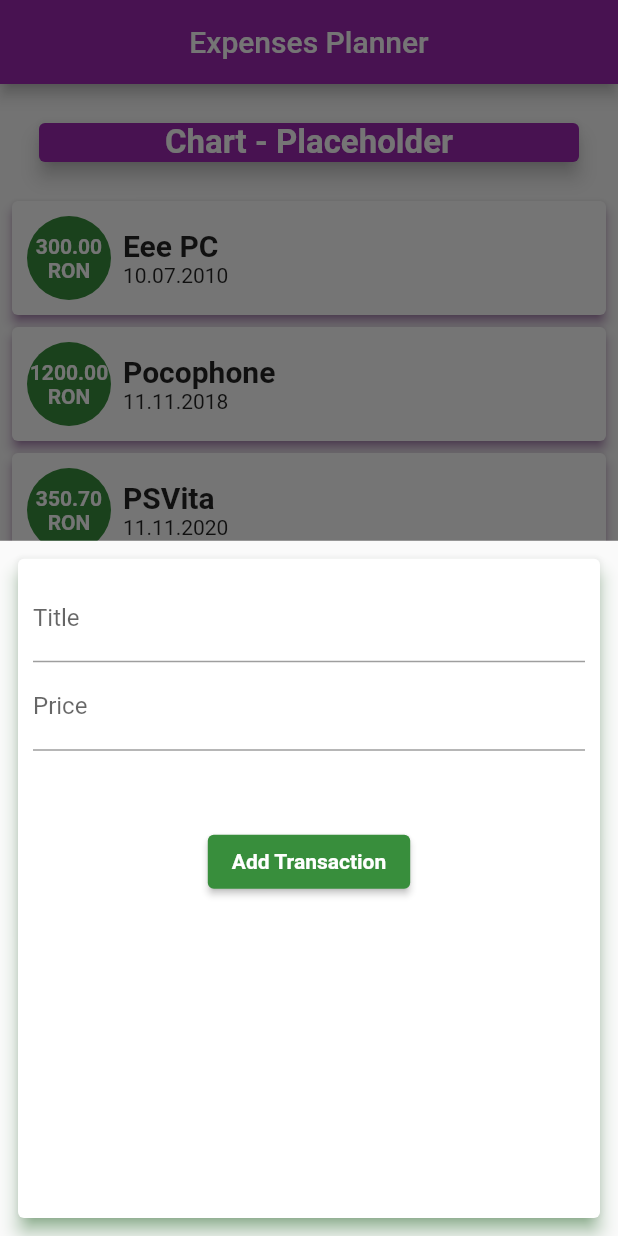
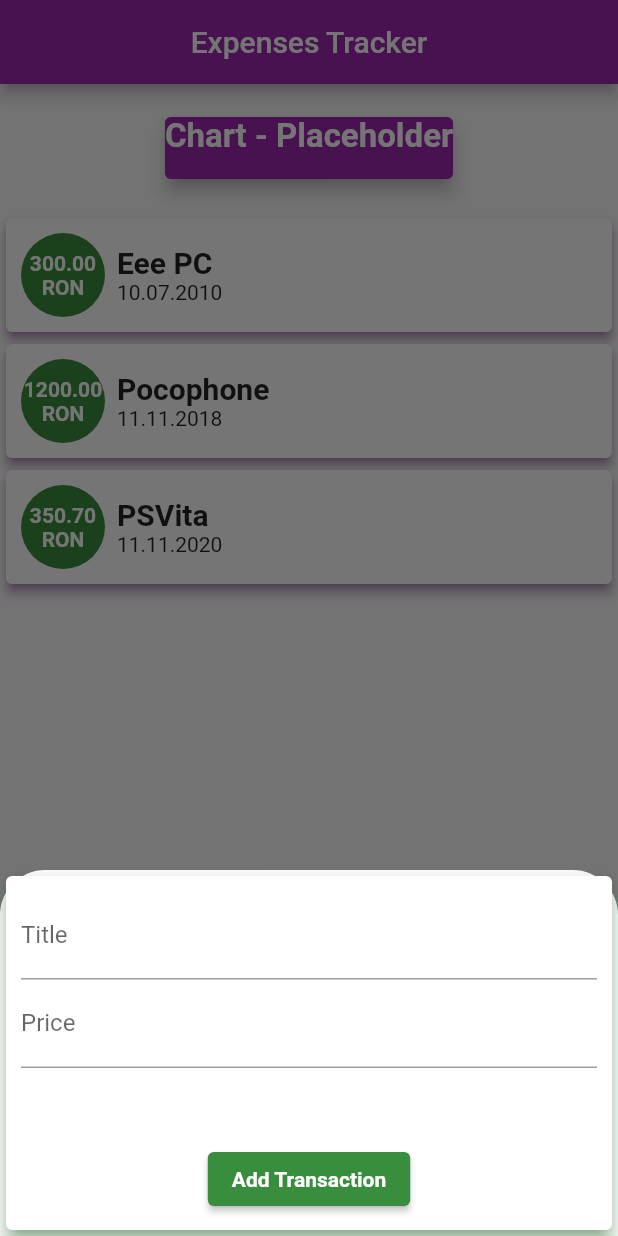
Before and after one commit to seco560/expense_planner, a Flutter app: the screen it shows after launch, after a tap on the "add" icon, on a phone screen of 412 x 824 dp. Run offline on Flutter 3.47's test engine with Material 2 defaults, Android fonts, the phone set to English and light mode, and no system bars.

Commit message:
[Add] Border to modal sheet

```diff
--- a/lib/main.dart
+++ b/lib/main.dart
@@ -8,8 +8,6 @@ void main() {
   runApp(const ExpensePlannerMainView());
 }
 
-// TODO Move all the state related stuff from transaction container to here
-// (no way around it in order to have the modal bottom sheet working properly)
 class ExpensePlannerMainView extends StatefulWidget {
   const ExpensePlannerMainView({Key? key}) : super(key: key);
 
@@ -54,6 +52,7 @@ class _ExpensePlannerMainViewState extends State<ExpensePlannerMainView> {
     double price = double.parse(priceController.text);
     DateTime timestamp = DateTime.now();
 
+    // create and add transaction to list
     final ExpenseTransaction newTransaction = ExpenseTransaction(
       id: id,
       title: title,
@@ -65,21 +64,43 @@ class _ExpensePlannerMainViewState extends State<ExpensePlannerMainView> {
       _userTransactions.add(newTransaction);
     });
 
+    // clear text and exit modal bottom sheet
     titleController.clear();
     priceController.clear();
-    FocusScope.of(ctx).requestFocus(FocusNode());
+    Navigator.pop(ctx);
   }
 
   void startAddNewTransaction(BuildContext ctx) {
-    showModalBottomSheet(
+    showModalBottomSheet<dynamic>(
+      shape: const RoundedRectangleBorder(
+        borderRadius: BorderRadius.only(
+          topLeft: Radius.circular(30.0),
+          topRight: Radius.circular(30.0),
+        ),
+      ),
+      isScrollControlled: true,
       context: ctx,
-      builder: (ctx) => Container(
-        padding: const EdgeInsets.all(8.0),
+      builder: (ctx) => Wrap(
+        children: <Widget>[
+          Padding(
+            padding: MediaQuery.of(ctx).viewInsets,
+            child: Container(
+              decoration: const ShapeDecoration(
+                shape: RoundedRectangleBorder(
+                  borderRadius: BorderRadius.only(
+                    topLeft: Radius.circular(30.0),
+                    topRight: Radius.circular(30.0),
+                  ),
+                ),
+              ),
               child: AddTransactionWidget(
                 titleController: titleController,
                 priceController: priceController,
                 addTransactionCallback: () => addNewExpense(ctx),
               ),
+            ),
+          ),
+        ],
       ),
     );
   }
@@ -87,12 +108,13 @@ class _ExpensePlannerMainViewState extends State<ExpensePlannerMainView> {
   @override
   Widget build(BuildContext context) {
     return MaterialApp(
+      title: "Expenses Tracker",
       debugShowCheckedModeBanner: false,
       color: Colors.purple,
       theme: ThemeData(primarySwatch: Colors.purple),
       home: Scaffold(
         appBar: AppBar(
-          title: const Text("Expenses Planner"),
+          title: const Text("Expenses Tracker"),
           centerTitle: true,
         ),
         floatingActionButton: Builder(
@@ -102,10 +124,11 @@ class _ExpensePlannerMainViewState extends State<ExpensePlannerMainView> {
           ),
         ),
         floatingActionButtonLocation: FloatingActionButtonLocation.centerFloat,
-        body: ListView(
-          padding: const EdgeInsets.all(4.0),
+        body: Column(
           children: <Widget>[
-            const Card(
+            const Expanded(
+              flex: 1,
+              child: Card(
                 color: Colors.purple,
                 margin: EdgeInsets.all(22.0),
                 child: Text(
@@ -119,7 +142,8 @@ class _ExpensePlannerMainViewState extends State<ExpensePlannerMainView> {
                 ),
                 elevation: 5,
               ),
-            TransactionList(_userTransactions),
+            ),
+            Expanded(flex: 8, child: TransactionList(_userTransactions)),
           ],
         ),
       ),
--- a/lib/widgets/transaction_list_widget.dart
+++ b/lib/widgets/transaction_list_widget.dart
@@ -13,9 +13,11 @@ class TransactionList extends StatefulWidget {
 class _TransactionListState extends State<TransactionList> {
   @override
   Widget build(BuildContext context) {
-    return Column(
-      children:
-          widget._userTransactions.map((e) => TransactionWidget(e)).toList(),
+    return ListView.builder(
+      itemCount: widget._userTransactions.length,
+      itemBuilder: (BuildContext ctx, int index) {
+        return TransactionWidget(widget._userTransactions[index]);
+      },
     );
   }
 }
```
Lines whose indentation alone changed are shown as unchanged.
